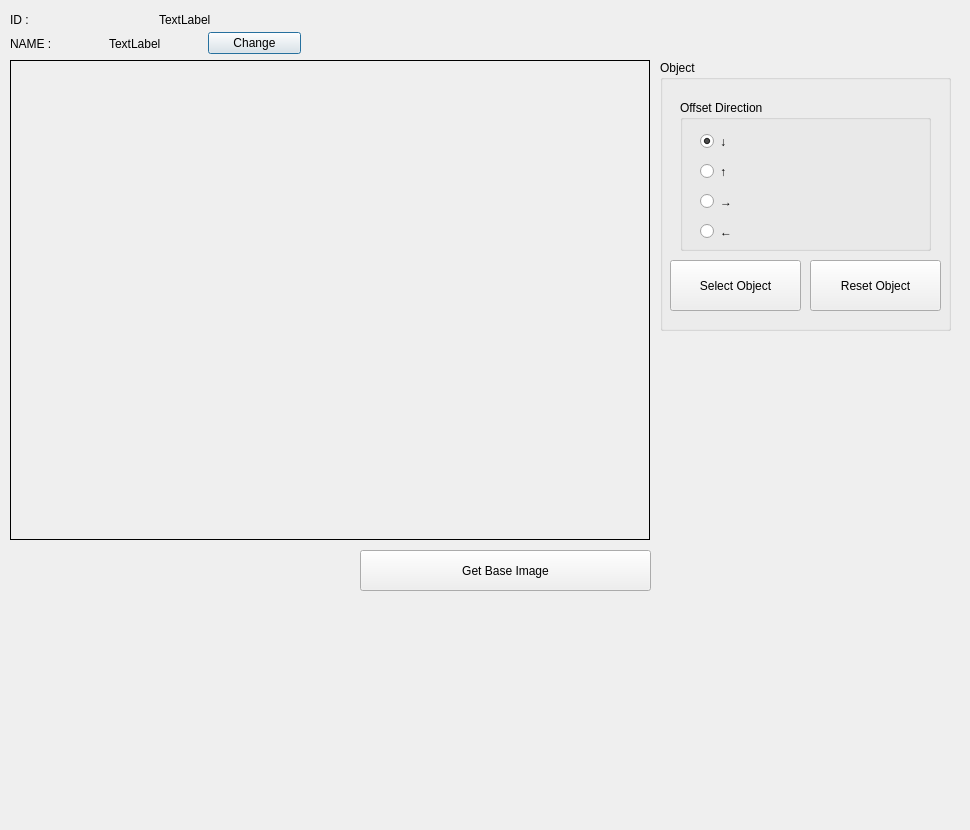
First picture: the form in ui/dialogsettooloffsetdistance.ui, repository rendezvue/ViNet, before the edit.
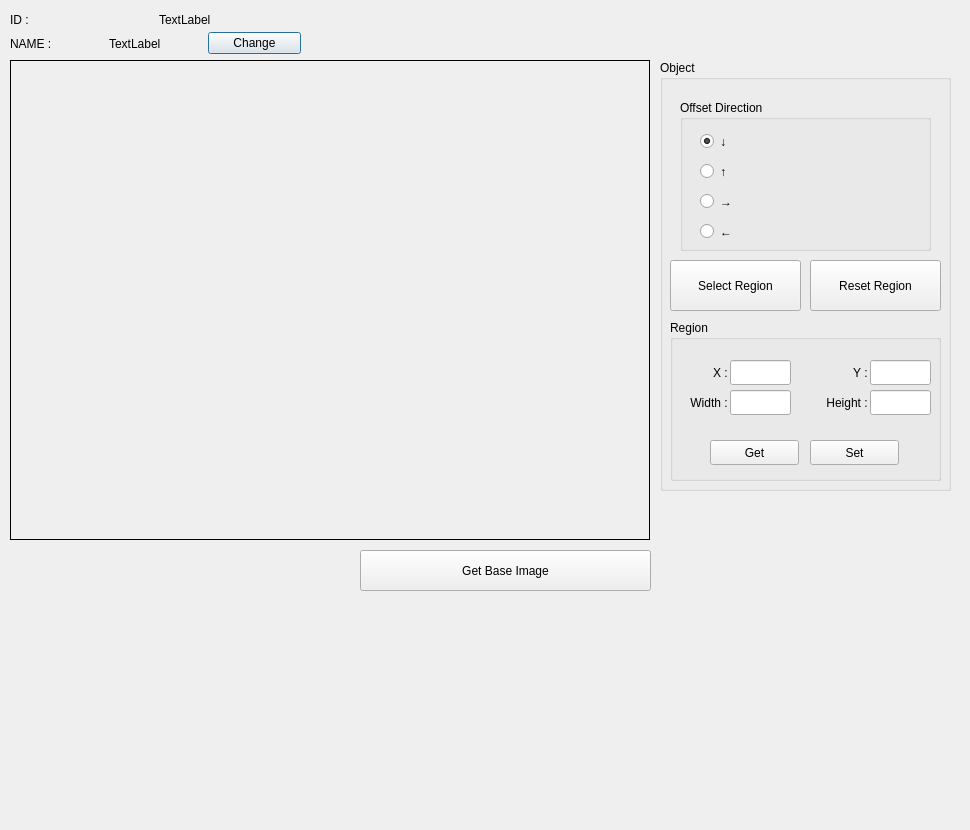
Second picture: the form after the edit.

Commit message: Added example code to control the area of Offset Distance.

What changed in the file:
```diff
--- a/ui/dialogsettooloffsetdistance.ui
+++ b/ui/dialogsettooloffsetdistance.ui
@@ -129,7 +129,7 @@
      <x>660</x>
      <y>60</y>
      <width>291</width>
-     <height>271</height>
+     <height>431</height>
     </rect>
    </property>
    <property name="title">
@@ -145,7 +145,7 @@
      </rect>
     </property>
     <property name="text">
-     <string>Select Object</string>
+     <string>Select Region</string>
     </property>
    </widget>
    <widget class="QPushButton" name="pushButton_reset_object">
@@ -158,7 +158,7 @@
      </rect>
     </property>
     <property name="text">
-     <string>Reset Object</string>
+     <string>Reset Region</string>
     </property>
    </widget>
    <widget class="QGroupBox" name="groupBox">
@@ -229,6 +229,161 @@
      </property>
     </widget>
    </widget>
+   <widget class="QGroupBox" name="groupBox_2">
+    <property name="geometry">
+     <rect>
+      <x>10</x>
+      <y>260</y>
+      <width>271</width>
+      <height>161</height>
+     </rect>
+    </property>
+    <property name="title">
+     <string>Region</string>
+    </property>
+    <widget class="QLabel" name="label_2">
+     <property name="geometry">
+      <rect>
+       <x>20</x>
+       <y>40</y>
+       <width>41</width>
+       <height>25</height>
+      </rect>
+     </property>
+     <property name="layoutDirection">
+      <enum>Qt::LeftToRight</enum>
+     </property>
+     <property name="text">
+      <string>X : </string>
+     </property>
+     <property name="alignment">
+      <set>Qt::AlignRight|Qt::AlignTrailing|Qt::AlignVCenter</set>
+     </property>
+    </widget>
+    <widget class="QLineEdit" name="lineEdit_region_x">
+     <property name="geometry">
+      <rect>
+       <x>60</x>
+       <y>40</y>
+       <width>61</width>
+       <height>25</height>
+      </rect>
+     </property>
+    </widget>
+    <widget class="QLineEdit" name="lineEdit_region_y">
+     <property name="geometry">
+      <rect>
+       <x>200</x>
+       <y>40</y>
+       <width>61</width>
+       <height>25</height>
+      </rect>
+     </property>
+    </widget>
+    <widget class="QLabel" name="label_3">
+     <property name="geometry">
+      <rect>
+       <x>160</x>
+       <y>40</y>
+       <width>41</width>
+       <height>25</height>
+      </rect>
+     </property>
+     <property name="layoutDirection">
+      <enum>Qt::LeftToRight</enum>
+     </property>
+     <property name="text">
+      <string>Y : </string>
+     </property>
+     <property name="alignment">
+      <set>Qt::AlignRight|Qt::AlignTrailing|Qt::AlignVCenter</set>
+     </property>
+    </widget>
+    <widget class="QLineEdit" name="lineEdit_region_height">
+     <property name="geometry">
+      <rect>
+       <x>200</x>
+       <y>70</y>
+       <width>61</width>
+       <height>25</height>
+      </rect>
+     </property>
+    </widget>
+    <widget class="QLineEdit" name="lineEdit_region_width">
+     <property name="geometry">
+      <rect>
+       <x>60</x>
+       <y>70</y>
+       <width>61</width>
+       <height>25</height>
+      </rect>
+     </property>
+    </widget>
+    <widget class="QLabel" name="label_4">
+     <property name="geometry">
+      <rect>
+       <x>10</x>
+       <y>70</y>
+       <width>51</width>
+       <height>25</height>
+      </rect>
+     </property>
+     <property name="layoutDirection">
+      <enum>Qt::LeftToRight</enum>
+     </property>
+     <property name="text">
+      <string>Width : </string>
+     </property>
+     <property name="alignment">
+      <set>Qt::AlignRight|Qt::AlignTrailing|Qt::AlignVCenter</set>
+     </property>
+    </widget>
+    <widget class="QLabel" name="label_6">
+     <property name="geometry">
+      <rect>
+       <x>140</x>
+       <y>70</y>
+       <width>61</width>
+       <height>25</height>
+      </rect>
+     </property>
+     <property name="layoutDirection">
+      <enum>Qt::LeftToRight</enum>
+     </property>
+     <property name="text">
+      <string>Height : </string>
+     </property>
+     <property name="alignment">
+      <set>Qt::AlignRight|Qt::AlignTrailing|Qt::AlignVCenter</set>
+     </property>
+    </widget>
+    <widget class="QPushButton" name="pushButton_region_set">
+     <property name="geometry">
+      <rect>
+       <x>140</x>
+       <y>120</y>
+       <width>89</width>
+       <height>25</height>
+      </rect>
+     </property>
+     <property name="text">
+      <string>Set</string>
+     </property>
+    </widget>
+    <widget class="QPushButton" name="pushButton_region_get">
+     <property name="geometry">
+      <rect>
+       <x>40</x>
+       <y>120</y>
+       <width>89</width>
+       <height>25</height>
+      </rect>
+     </property>
+     <property name="text">
+      <string>Get</string>
+     </property>
+    </widget>
+   </widget>
   </widget>
  </widget>
  <resources/>
```
Left out of the diff: 2 changed lines with no effect on the pictures. The commit also changes 2 other files.
